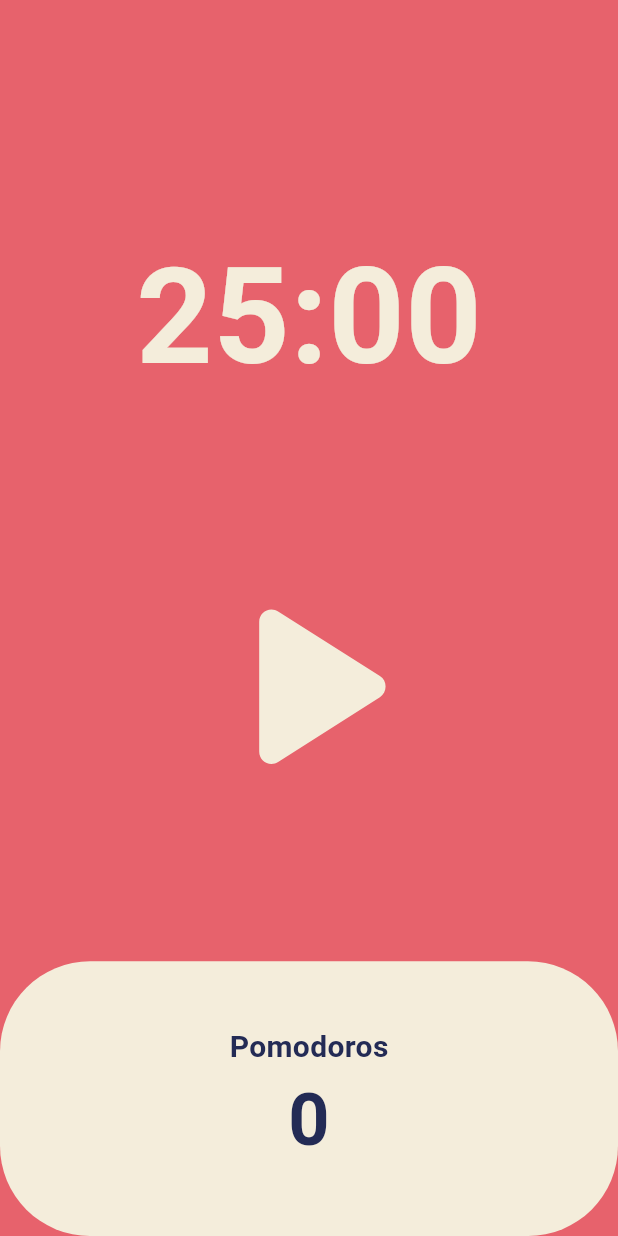
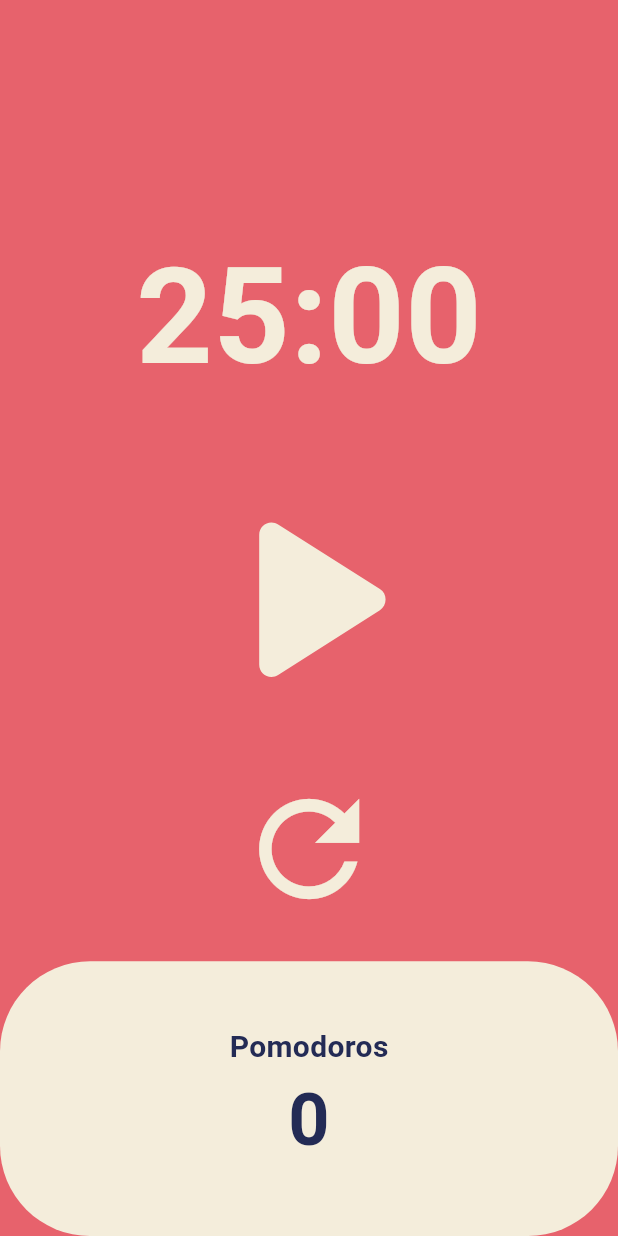
Before and after one commit to Namunllvo/flutter-prac, a Flutter app: the screen it shows after launch, on a phone screen of 412 x 824 dp. Run offline on Flutter 3.47's test engine with Material 3 defaults, Android fonts, the phone set to English and light mode, and no system bars; missing offline and left inert: dart:ffi.

Commit message:
onResetPressed & auto formatting import error

```diff
--- a/lib/screens/home_screen.dart
+++ b/lib/screens/home_screen.dart
@@ -1,5 +1,23 @@
 import 'dart:async';
 import 'dart:ffi';
+// 언제 import 되었는지 모르겠는데
+// 아래 임포트 된것때문에 디버그 에러 발생
+// lib/screens/home_screen.dart:5:8: Error: Dart library 'dart:nativewrappers/_internal/vm/lib/ffi_native_type_patch.dart' is not available on this platform.
+// import 'dart:nativewrappers/_internal/vm/lib/ffi_native_type_patch.dart';
+//        ^
+// Context: The unavailable library 'dart:nativewrappers/_internal/vm/lib/ffi_native_type_patch.dart' is imported through these packages:
+//     package:toonflix => dart:nativewrappers/_internal/vm/lib/ffi_native_type_patch.dart
+// Detailed import paths for (some of) the these imports:
+//     package:toonflix/main.dart => package:toonflix/screens/home_screen.dart => dart:nativewrappers/_internal/vm/lib/ffi_native_type_patch.dart
+// lib/screens/home_screen.dart:5:8: Error: Dart library 'dart:nativewrappers/_internal/vm/lib/ffi_native_type_patch.dart' is not available on this platform.
+// import 'dart:nativewrappers/_internal/vm/lib/ffi_native_type_patch.dart';
+//        ^
+// Context: The unavailable library 'dart:nativewrappers/_internal/vm/lib/ffi_native_type_patch.dart' is imported through these packages:
+//     package:toonflix => dart:nativewrappers/_internal/vm/lib/ffi_native_type_patch.dart
+// Detailed import paths for (some of) the these imports:
+//     package:toonflix/main.dart => package:toonflix/screens/home_screen.dart => dart:nativewrappers/_internal/vm/lib/ffi_native_type_patch.dart
+
+// import 'dart:nativewrappers/_internal/vm/lib/ffi_native_type_patch.dart';
 
 import 'package:flutter/material.dart';
 
@@ -50,6 +68,14 @@ class _HomeScreenState extends State<HomeScreen> {
     });
   }
 
+  void onResetPressed() {
+    if (isRunning) return;
+    setState(() {
+      totalSeconds = twentyFiveMinutes;
+      // print('reset');
+    });
+  }
+
   String format(int seconds) {
     var duration = Duration(seconds: seconds);
     // print(duration.toString().split(".")[0].split("0:")[1]); ==25:00
@@ -80,7 +106,10 @@ class _HomeScreenState extends State<HomeScreen> {
           Flexible(
             flex: 4,
             child: Center(
-              child: IconButton(
+              child: Column(
+                mainAxisAlignment: MainAxisAlignment.center,
+                children: [
+                  IconButton(
                     iconSize: 200,
                     color: Theme.of(context).cardColor,
                     onPressed: isRunning ? onPausePressed : onStartPressed,
@@ -89,6 +118,16 @@ class _HomeScreenState extends State<HomeScreen> {
                           ? Icons.motion_photos_pause_sharp
                           : Icons.play_arrow_rounded,
                     ),
+                  ),
+                  IconButton(
+                    onPressed: onResetPressed,
+                    icon: Icon(
+                      isRunning ? Icons.lock_reset_sharp : Icons.refresh_sharp,
+                      color: Theme.of(context).cardColor,
+                    ),
+                    iconSize: 100,
+                  ),
+                ],
               ),
             ),
           ),
```
Lines whose indentation alone changed are shown as unchanged.
